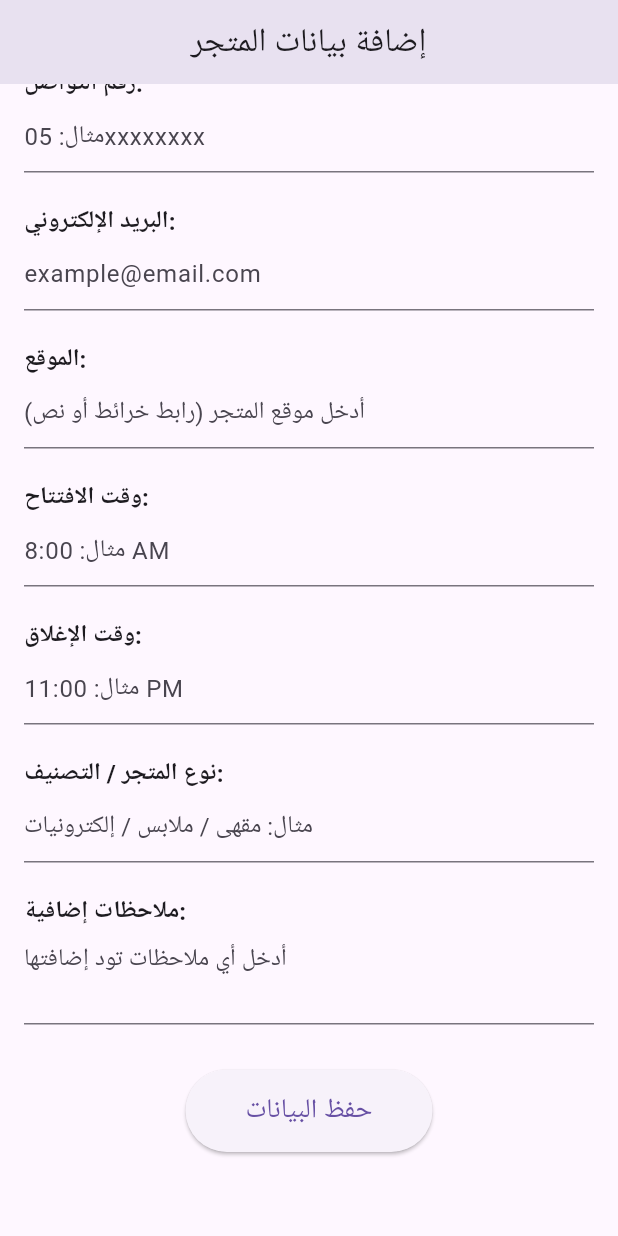
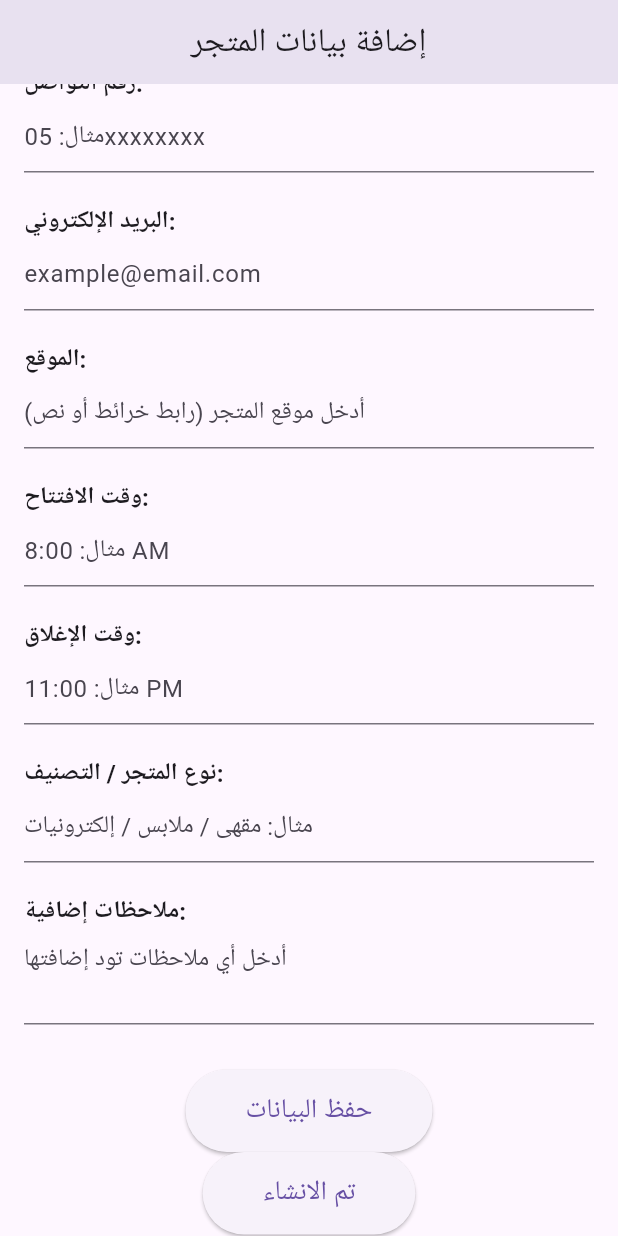
Before and after one commit to FatimaHadi-B/Productive_Project, a Flutter app: the StoreFormPage screen opened directly, scrolled down 345 dp, on a phone screen of 412 x 824 dp. Run offline on Flutter 3.47's test engine with Material 3 defaults, Android fonts, the phone set to English and light mode, and no system bars.

Commit message:
second button

```diff
--- a/lib/main.dart
+++ b/lib/main.dart
@@ -169,7 +169,26 @@ class _StoreFormPageState extends State<StoreFormPage> {
                 ),
               ),
 
+
+              Center(
+                child: ElevatedButton(
+                  style: ElevatedButton.styleFrom(
+                    padding: const EdgeInsets.symmetric(horizontal: 40, vertical: 15),
+                    textStyle: const TextStyle(fontSize: 18),
+                  ),
+                  onPressed: () {
+                    if (_formKey.currentState!.validate()) {
+                      ScaffoldMessenger.of(context).showSnackBar(
+                        const SnackBar(content: Text("تم نجاح الإنشاء")),
+                      );
+                    }
+                  },
+                  child: const Text("تم الانشاء"),
+                ),
+              ),
+
               const SizedBox(height: 40),
+
             ],
           ),
         ),
```
